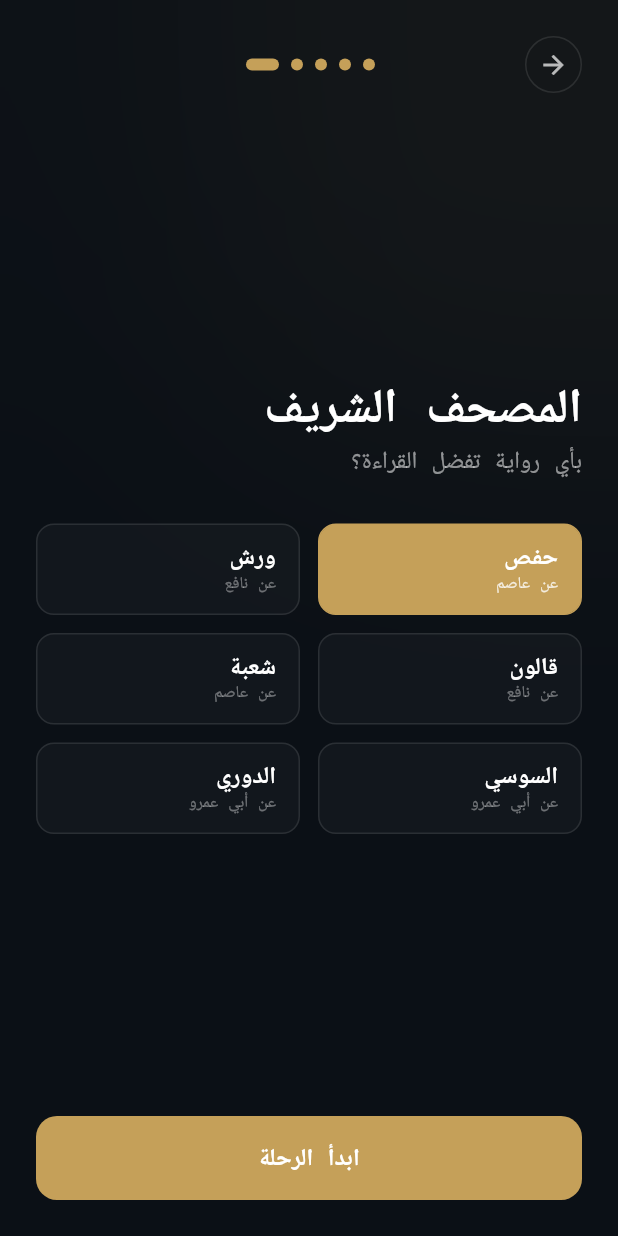
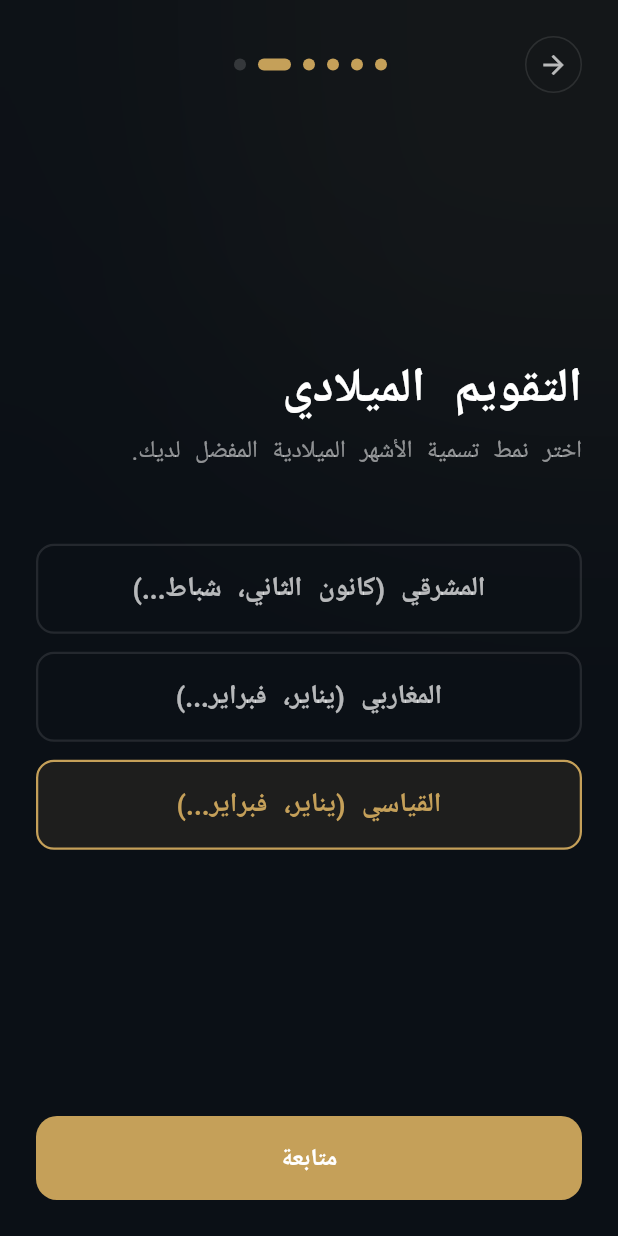
Before and after one commit to fadoulmouhcine/Muslim-platform, a Flutter app: the screen it shows after launch, swiped to page 5, on a phone screen of 412 x 824 dp. Run offline on Flutter 3.47's test engine with Material 3 defaults, Android fonts, the phone set to English and light mode, and no system bars; our stand-ins replace adhan, avatar_glow, firebase_analytics, firebase_core, firebase_messaging, flutter_compass and 13 more; missing offline and left inert: workmanager; accounts and stored records are empty; Roboto replaces fonts that are missing (Cairo); statements that could not run were skipped.

Commit message:
new update

```diff
--- a/lib/screens/setup/setup_screen.dart
+++ b/lib/screens/setup/setup_screen.dart
@@ -1,7 +1,9 @@
 import 'package:flutter/material.dart';
+import 'package:flutter/services.dart';
 import 'package:provider/provider.dart';
 import 'package:geolocator/geolocator.dart';
 import 'package:geocoding/geocoding.dart';
+import 'package:shared_preferences/shared_preferences.dart';
 import 'package:google_fonts/google_fonts.dart';
 import 'dart:ui'; // For blur effects
 import '../../services/settings_provider.dart';
@@ -23,7 +25,7 @@ enum _LocationStepState { idle, requesting, granted, denied }
 class _SetupScreenState extends State<SetupScreen> {
   final PageController _pageController = PageController();
   int _currentPage = 0;
-  static const int _totalPages = 5;
+  static const int _totalPages = 6;
 
   _LocationStepState _locationState = _LocationStepState.idle;
   String? _resolvedCity;
@@ -137,12 +139,16 @@ class _SetupScreenState extends State<SetupScreen> {
                         child: _buildLocationPage(settings),
                       ),
                       _AnimatedSetupPage(
+                        pageKey: 'quran',
+                        child: _buildQuranPage(settings),
+                      ),
+                      _AnimatedSetupPage(
+                        pageKey: 'calendar',
+                        child: _buildCalendarPage(settings),
+                      ),
+                      _AnimatedSetupPage(
                         pageKey: 'goals',
                         child: _buildGoalsPage(settings),
-                      ),
-                      _AnimatedSetupPage(
-                        pageKey: 'quran',
-                        child: _buildQuranPage(settings),
                       ),
                     ],
                   ),
@@ -165,6 +171,7 @@ class _SetupScreenState extends State<SetupScreen> {
                         ),
                       ),
                       onPressed: () {
+                        FocusScope.of(context).unfocus(); // Dismiss keyboard
                         VibrationService.triggerHaptic(settings,
                             type: HapticType.medium);
                         if (_currentPage < _totalPages - 1) {
@@ -282,6 +289,9 @@ class _SetupScreenState extends State<SetupScreen> {
           const SizedBox(height: 40),
           TextField(
             controller: _nameController,
+            inputFormatters: [
+              FilteringTextInputFormatter.allow(RegExp(r'[\u0600-\u06FF\s]')),
+            ],
             style: GoogleFonts.cairo(color: Colors.white, fontSize: 18),
             decoration: InputDecoration(
               hintText: "مثال: محسن",
@@ -318,11 +328,12 @@ class _SetupScreenState extends State<SetupScreen> {
     final bool isDenied = _locationState == _LocationStepState.denied;
     final bool isRequesting = _locationState == _LocationStepState.requesting;
 
-    return Padding(
-      padding: const EdgeInsets.symmetric(horizontal: 30),
-      child: Column(
-        mainAxisAlignment: MainAxisAlignment.center,
-        children: [
+    return Center(
+      child: SingleChildScrollView(
+        padding: const EdgeInsets.symmetric(horizontal: 30, vertical: 20),
+        child: Column(
+          mainAxisAlignment: MainAxisAlignment.center,
+          children: [
           AnimatedContainer(
             duration: const Duration(milliseconds: 350),
             width: 100,
@@ -361,7 +372,7 @@ class _SetupScreenState extends State<SetupScreen> {
           Text(
               isGranted
                   ? (_resolvedCity != null
-                      ? "يسعدنا تواجدك معنا في مدينة $_resolvedCity، سنقوم بحساب مواقيت الصلاة واتجاه القبلة بدقة لأجلك"
+                      ? "تشرفنا بك، تم تحديث موقعك بنجاح في $_resolvedCity لنقدم لك مواقيت دقيقة"
                       : "تم منح صلاحية الموقع بنجاح! سنحسب أوقات الصلاة واتجاه القبلة بدقة متناهية حسب منطقتك.")
                   : "نحتاج إلى تفعيل الموقع لحساب أوقات الصلاة واتجاه القبلة بدقة متناهية حسب منطقتك — تُحسب بالكامل بدون إنترنت.",
               textAlign: TextAlign.center,
@@ -427,6 +438,12 @@ class _SetupScreenState extends State<SetupScreen> {
                               timeLimit: Duration(seconds: 5),
                             ),
                           );
+
+                          // Save to SharedPreferences so PrayerTimesController can work instantly on MainScreen
+                          final prefs = await SharedPreferences.getInstance();
+                          await prefs.setDouble('latitude', position.latitude);
+                          await prefs.setDouble('longitude', position.longitude);
+
                           await setLocaleIdentifier('ar');
                           List<Placemark> placemarks =
                               await placemarkFromCoordinates(position.latitude, position.longitude)
@@ -441,6 +458,7 @@ class _SetupScreenState extends State<SetupScreen> {
                               extractedCity = p.administrativeArea;
                             }
                             if (extractedCity != null && extractedCity.trim().isNotEmpty) {
+                              await prefs.setString('city', extractedCity.trim());
                               if (mounted) {
                                 setState(() {
                                   _resolvedCity = extractedCity!.trim();
@@ -472,10 +490,55 @@ class _SetupScreenState extends State<SetupScreen> {
                   isGranted
                       ? "تم منح الصلاحية ✓"
                       : (isDenied ? AppStrings.retry : "منح الصلاحية"),
-
                   style: GoogleFonts.cairo(fontWeight: FontWeight.bold)),
             ),
           )
+        ],
+      ),
+      ),
+    );
+  }
+
+  Widget _buildCalendarPage(SettingsProvider settings) {
+    return Padding(
+      padding: const EdgeInsets.symmetric(horizontal: 24),
+      child: Column(
+        crossAxisAlignment: CrossAxisAlignment.start,
+        mainAxisAlignment: MainAxisAlignment.center,
+        children: [
+          Text("التقويم الميلادي",
+              style: GoogleFonts.cairo(
+                  fontSize: 32,
+                  fontWeight: FontWeight.bold,
+                  color: Colors.white,
+                  height: 1.2)),
+          const SizedBox(height: 10),
+          Text("اختر نمط تسمية الأشهر الميلادية المفضل لديك.",
+              style: GoogleFonts.cairo(fontSize: 16, color: Colors.white54)),
+          const SizedBox(height: 50),
+          _buildOptionItem(
+              "المشرقي (كانون الثاني، شباط...)",
+              settings.gregorianMonthNaming == 'levantine',
+              () {
+                VibrationService.triggerHaptic(settings, type: HapticType.selection);
+                settings.setGregorianMonthNaming('levantine');
+              }),
+          const SizedBox(height: 12),
+          _buildOptionItem(
+              "المغاربي (يناير، فبراير...)",
+              settings.gregorianMonthNaming == 'maghrebi',
+              () {
+                VibrationService.triggerHaptic(settings, type: HapticType.selection);
+                settings.setGregorianMonthNaming('maghrebi');
+              }),
+          const SizedBox(height: 12),
+          _buildOptionItem(
+              "القياسي (يناير، فبراير...)",
+              settings.gregorianMonthNaming == 'standard',
+              () {
+                VibrationService.triggerHaptic(settings, type: HapticType.selection);
+                settings.setGregorianMonthNaming('standard');
+              }),
         ],
       ),
     );
```
